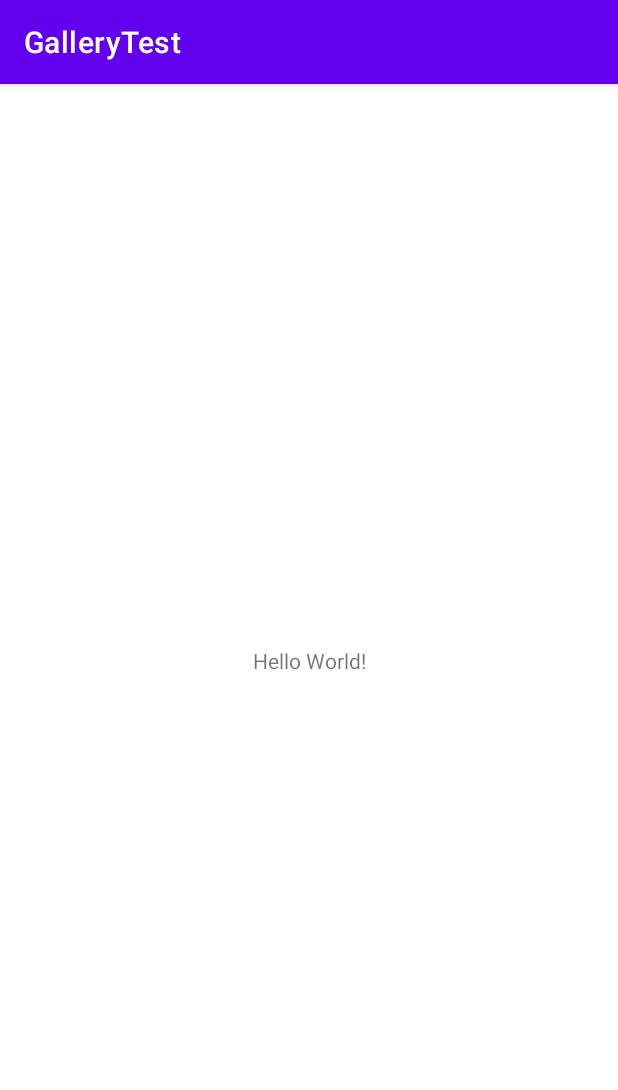
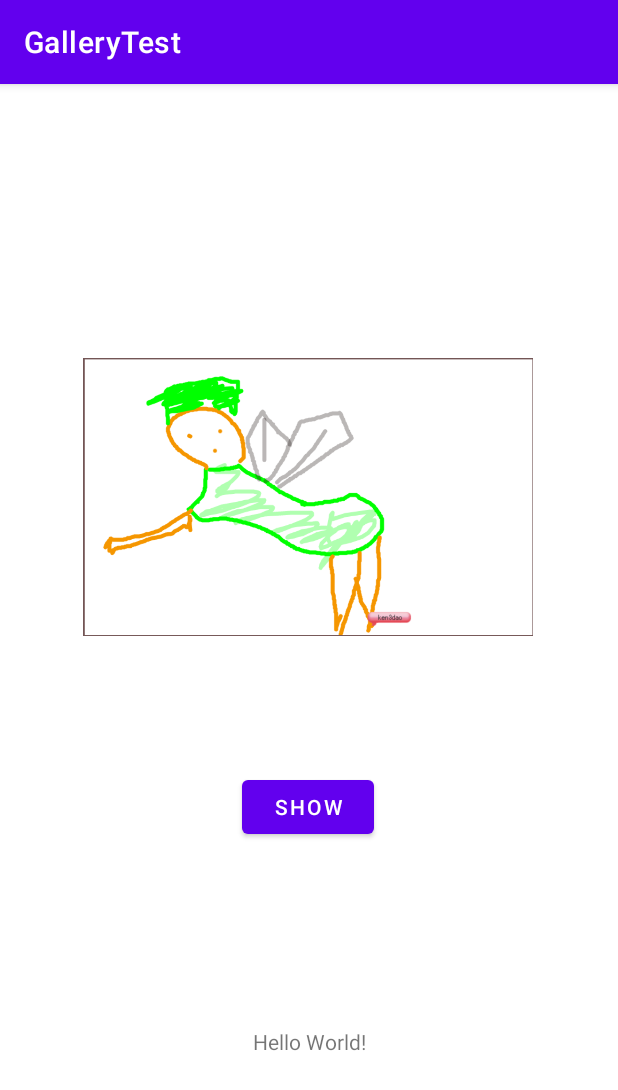
Before and after one commit to hoshinoken3/DigTag, an Android app: the screen it shows after launch (MainActivity), on a phone screen of 412 x 824 dp. Shown: the top 1090 px of the screen. Run offline under Robolectric (Android 15) with nearby library versions, the phone set to English and light mode, and no system bars.

Commit message:
add ImageView and Button

```diff
--- a/app/src/main/res/layout/activity_main.xml
+++ b/app/src/main/res/layout/activity_main.xml
@@ -7,12 +7,39 @@
     tools:context=".MainActivity">
 
     <TextView
+        android:id="@+id/textView2"
         android:layout_width="wrap_content"
         android:layout_height="wrap_content"
         android:text="Hello World!"
         app:layout_constraintBottom_toBottomOf="parent"
         app:layout_constraintLeft_toLeftOf="parent"
         app:layout_constraintRight_toRightOf="parent"
-        app:layout_constraintTop_toTopOf="parent" />
+        app:layout_constraintTop_toBottomOf="@+id/button"
+        app:layout_constraintVertical_bias="0.505" />
+
+    <ImageView
+        android:id="@+id/imageView"
+        android:layout_width="300dp"
+        android:layout_height="200dp"
+        android:contentDescription="@string/ImageDiscription"
+        app:layout_constraintBottom_toTopOf="@+id/button"
+        app:layout_constraintEnd_toEndOf="parent"
+        app:layout_constraintHorizontal_bias="0.495"
+        app:layout_constraintStart_toStartOf="parent"
+        app:layout_constraintTop_toTopOf="parent"
+        app:layout_constraintVertical_bias="0.68"
+        app:srcCompat="@drawable/youseisan" />
+
+    <Button
+        android:id="@+id/button"
+        android:layout_width="wrap_content"
+        android:layout_height="wrap_content"
+        android:text="@string/ButtonText"
+        app:layout_constraintBottom_toBottomOf="parent"
+        app:layout_constraintEnd_toEndOf="parent"
+        app:layout_constraintHorizontal_bias="0.498"
+        app:layout_constraintStart_toStartOf="parent"
+        app:layout_constraintTop_toTopOf="parent"
+        app:layout_constraintVertical_bias="0.636" />
 
 </androidx.constraintlayout.widget.ConstraintLayout>
--- a/app/src/main/res/values/strings.xml
+++ b/app/src/main/res/values/strings.xml
@@ -1,3 +1,5 @@
 <resources>
     <string name="app_name">GalleryTest</string>
+    <string name="ButtonText">show</string>
+    <string name="ImageDiscription">ImageFromGallery</string>
 </resources>
```
